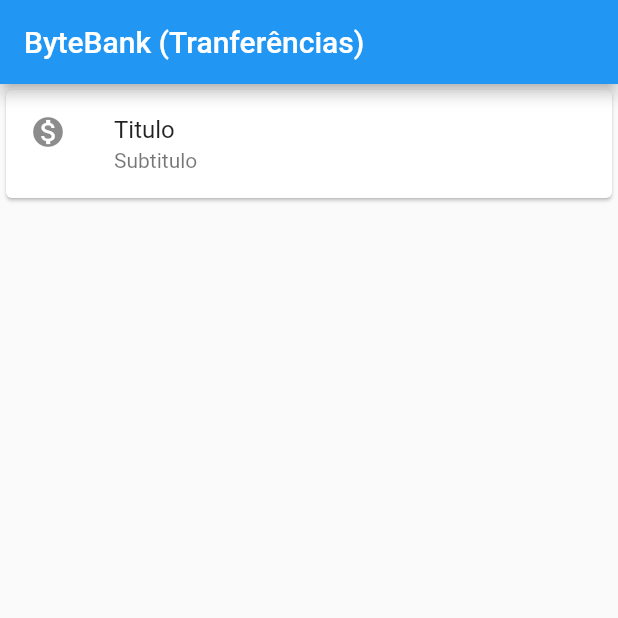
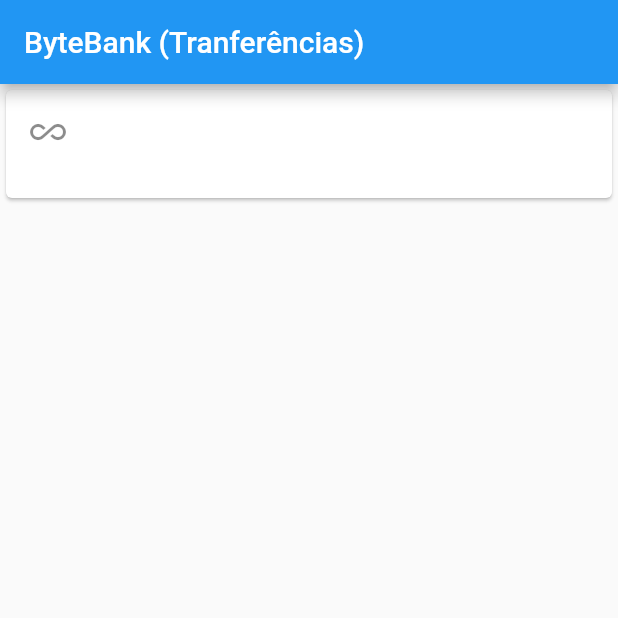
Before and after one commit to MisorWyvern/study_a_flutter_app, a Flutter app: the screen it shows after launch, on a phone screen of 412 x 824 dp, the top half of it. Run offline on Flutter 3.47's test engine with Material 2 defaults, Android fonts, the phone set to English and light mode, and no system bars.

Commit message:
create ListaTransferencias and ItemTransferencia widgets

```diff
--- a/lib/main.dart
+++ b/lib/main.dart
@@ -1,4 +1,5 @@
 import 'package:flutter/material.dart';
+import 'package:study_a_flutter_app/widgets/lista_transferencias.dart';
 
 void main() {
   runApp(StudyAFlutter());
@@ -14,17 +15,7 @@ class StudyAFlutter extends StatelessWidget {
           title: Text("ByteBank (Tranferências)"),
           actions: [],
         ),
-        body: Column(
-          children: [
-            Card(
-              child: ListTile(
-                leading: Icon(Icons.monetization_on),
-                title: Text("Titulo"),
-                subtitle: Text("Subtitulo"),
-              ),
-            ),
-          ],
-        ),
+        body: ListaTransferencias(),
       ),
     );
   }
--- /dev/null
+++ b/lib/widgets/lista_transferencias.dart
@@ -0,0 +1,32 @@
+import 'package:flutter/material.dart';
+
+class ListaTransferencias extends StatelessWidget {
+  @override
+  Widget build(BuildContext context) {
+    return Column(
+      children: [
+        ItemTransferencia(),
+      ],
+    );
+  }
+}
+
+class ItemTransferencia extends StatelessWidget {
+  final String valor;
+  final String numeroConta;
+  final IconData icone;
+
+  const ItemTransferencia({Key key, this.valor, this.numeroConta, this.icone})
+      : super(key: key);
+
+  @override
+  Widget build(BuildContext context) {
+    return Card(
+      child: ListTile(
+        leading: icone != null ? Icon(icone) : Icon(Icons.all_inclusive),
+        title: valor != null ? Text(valor) : Text(""),
+        subtitle: numeroConta != null ? Text(numeroConta) : Text(""),
+      ),
+    );
+  }
+}
```
Also changed, not shown: 1 other file.
